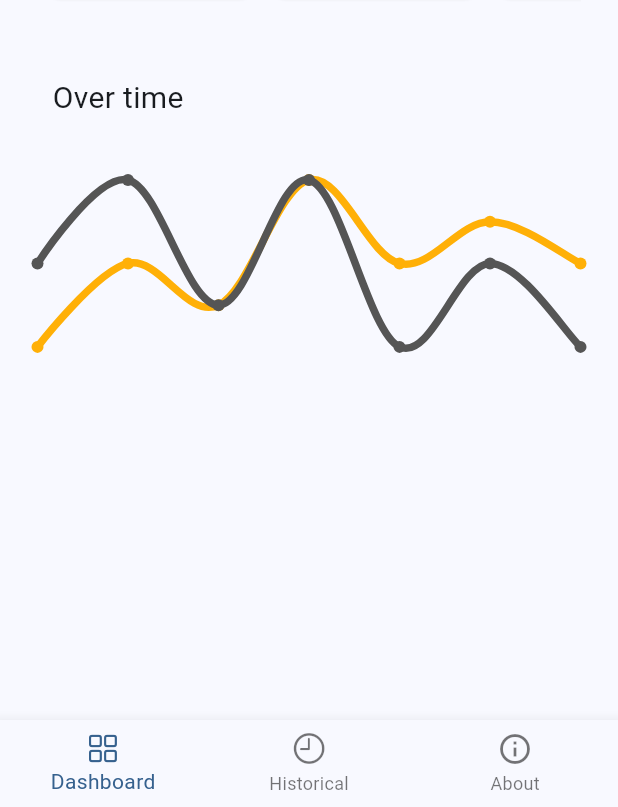
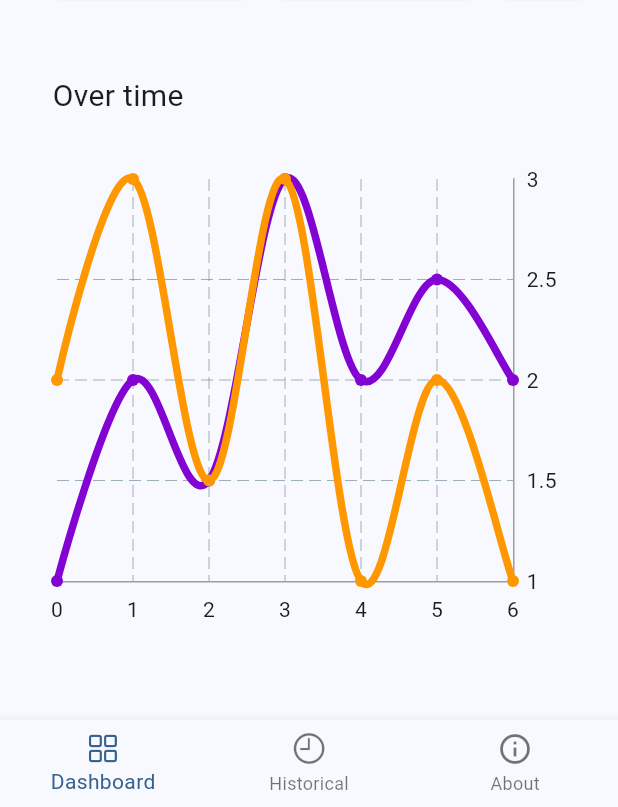
Before and after one commit to igorricardo20/card_cambio, a Flutter app: the screen it shows after launch, on a phone screen of 412 x 824 dp, the part 429-1236 px from its top. Run offline on Flutter 3.47's test engine with Material 3 defaults, Android fonts, the light colour scheme and no system bars; drawn by our look-alikes of fl_chart; our stand-ins replace firebase_core, gap; accounts and stored records are empty; statements that could not run were skipped.

```diff
--- a/lib/features/home/views/dashboard.dart
+++ b/lib/features/home/views/dashboard.dart
@@ -1,5 +1,5 @@
 import 'package:card_cambio/features/home/widgets/bankcard.dart';
-import 'package:fl_chart/fl_chart.dart';
+import 'package:card_cambio/features/home/widgets/mainchart.dart';
 import 'package:flutter/material.dart';
 import 'package:gap/gap.dart';
 
@@ -56,48 +56,9 @@ class Dashboard extends StatelessWidget {
             ),
           ),
           MaxGap(40),
-          Expanded(
-            child: LineChart(
-              LineChartData(
-                gridData: FlGridData(show: false),
-                titlesData: FlTitlesData(show: false),
-                borderData: FlBorderData(show: false),
-                lineBarsData: [
-                  LineChartBarData(
-                    spots: [
-                      FlSpot(0, 1),
-                      FlSpot(1, 2),
-                      FlSpot(2, 1.5),
-                      FlSpot(3, 3),
-                      FlSpot(4, 2),
-                      FlSpot(5, 2.5),
-                      FlSpot(6, 2.0),
-                    ],
-                    isCurved: true,
-                    barWidth: 5,
-                    isStrokeCapRound: true,
-                    color: gold,
-                    belowBarData: BarAreaData(show: false),
-                  ),
-                  LineChartBarData(
-                    spots: [
-                      FlSpot(0, 2),
-                      FlSpot(1, 3),
-                      FlSpot(2, 1.5),
-                      FlSpot(3, 3),
-                      FlSpot(4, 1),
-                      FlSpot(5, 2),
-                      FlSpot(6, 1),
-                    ],
-                    isCurved: true,
-                    barWidth: 5,
-                    isStrokeCapRound: true,
-                    color: silver,
-                    belowBarData: BarAreaData(show: false),
-                  ),
-                ],
-              ),
-            ),
+          Padding(
+            padding: const EdgeInsets.only(left: 12.0),
+            child: MainChart(primaryColor: Color.fromARGB(255, 131, 3, 210), secondaryColor: Colors.orange),
           ),
         ],
       ),
--- /dev/null
+++ b/lib/features/home/widgets/mainchart.dart
@@ -0,0 +1,69 @@
+import 'package:flutter/material.dart';
+import 'package:fl_chart/fl_chart.dart';
+
+class MainChart extends StatelessWidget {
+  const MainChart({super.key, required this.primaryColor, required this.secondaryColor});
+
+  final Color primaryColor;
+  final Color secondaryColor;
+
+  @override
+  Widget build(BuildContext context) {
+    final bool isSmallScreen = MediaQuery.of(context).size.height < 800;
+    final bool isVerySmallScreen = MediaQuery.of(context).size.height < 550;
+
+    return ConstrainedBox(
+      constraints: BoxConstraints(maxHeight: isVerySmallScreen ? 150 : isSmallScreen ? 200 : 300, maxWidth: 1200),
+      child: LineChart(
+        LineChartData(
+          // gridData: FlGridData(show: false),
+          titlesData: FlTitlesData(
+            topTitles: AxisTitles(sideTitles: SideTitles(showTitles: false)),
+            leftTitles: AxisTitles(sideTitles: SideTitles(showTitles: false)),
+          ),
+          borderData: FlBorderData(show: true, border: Border(
+            bottom: BorderSide(color: Colors.grey, width: 1),
+            right: BorderSide(color: Colors.grey, width: 1),
+            left: BorderSide(color: Colors.transparent, width: 1),
+            top: BorderSide(color: Colors.transparent, width: 1),
+          )),
+          lineBarsData: [
+            LineChartBarData(
+              spots: [
+                FlSpot(0, 1),
+                FlSpot(1, 2),
+                FlSpot(2, 1.5),
+                FlSpot(3, 3),
+                FlSpot(4, 2),
+                FlSpot(5, 2.5),
+                FlSpot(6, 2.0),
+              ],
+              isCurved: true,
+              barWidth: 5,
+              isStrokeCapRound: true,
+              color: primaryColor,
+              belowBarData: BarAreaData(show: false),
+            ),
+            LineChartBarData(
+              spots: [
+                FlSpot(0, 2),
+                FlSpot(1, 3),
+                FlSpot(2, 1.5),
+                FlSpot(3, 3),
+                FlSpot(4, 1),
+                FlSpot(5, 2),
+                FlSpot(6, 1),
+              ],
+              isCurved: true,
+              barWidth: 5,
+              isStrokeCapRound: true,
+              color: secondaryColor,
+              belowBarData: BarAreaData(show: false),
+            ),
+          ],
+        ),
+        duration: const Duration(milliseconds: 250),
+      ),
+    );
+  }
+}
```
Also changed, not shown: pubspec.lock, 6 other files.
